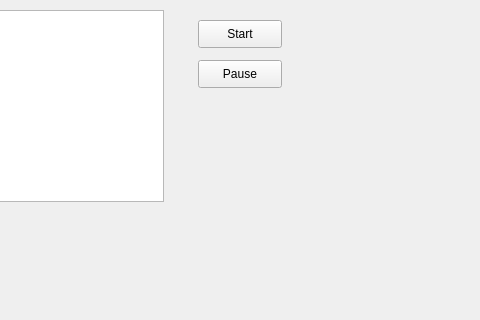
First picture: the form in Game/graphics/mainwindow.ui, repository Edechkin/ohjelmointi-3, before the edit; both pictures show x 102 to 582 and y 0 to 320 of the 800 by 600 pixel window.
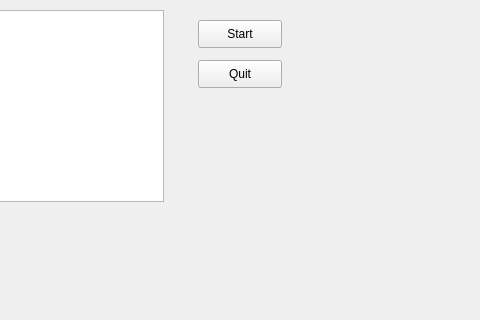
Second picture: the form after the edit.

What changed in the file:
```diff
--- a/Game/graphics/mainwindow.ui
+++ b/Game/graphics/mainwindow.ui
@@ -47,7 +47,7 @@
      </rect>
     </property>
     <property name="text">
-     <string>Pause</string>
+     <string>Quit</string>
     </property>
    </widget>
   </widget>
```
